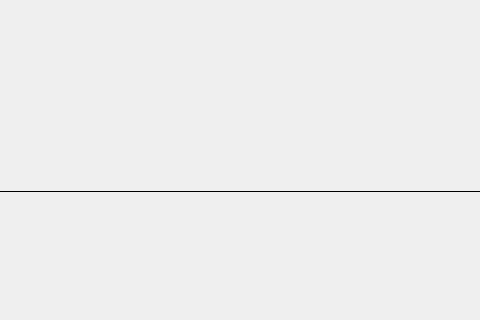
JesseSmul/eye_in_hand_A5, file eye_in_hand_pkg/src/eye_in_hand_pkg/hmi/hmi_window.ui: the form before one commit; both pictures show x 592 to 1072 and y 259 to 579 of the 1231 by 579 pixel window.
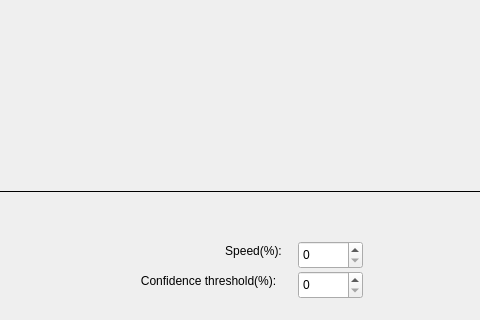
The form after the commit. Icons and pictures are not drawn.

Patch:
```diff
--- a/eye_in_hand_pkg/src/eye_in_hand_pkg/hmi/hmi_window.ui
+++ b/eye_in_hand_pkg/src/eye_in_hand_pkg/hmi/hmi_window.ui
@@ -396,6 +396,67 @@
     <set>Qt::AlignCenter</set>
    </property>
   </widget>
+  <widget class="QDoubleSpinBox" name="doubleSpinBox">
+   <property name="geometry">
+    <rect>
+     <x>890</x>
+     <y>500</y>
+     <width>65</width>
+     <height>28</height>
+    </rect>
+   </property>
+   <property name="decimals">
+    <number>0</number>
+   </property>
+   <property name="maximum">
+    <double>100.000000000000000</double>
+   </property>
+  </widget>
+  <widget class="QDoubleSpinBox" name="doubleSpinBox_2">
+   <property name="geometry">
+    <rect>
+     <x>890</x>
+     <y>530</y>
+     <width>65</width>
+     <height>28</height>
+    </rect>
+   </property>
+   <property name="decimals">
+    <number>0</number>
+   </property>
+  </widget>
+  <widget class="QLabel" name="label_5">
+   <property name="geometry">
+    <rect>
+     <x>810</x>
+     <y>500</y>
+     <width>71</width>
+     <height>20</height>
+    </rect>
+   </property>
+   <property name="text">
+    <string>Speed(%):</string>
+   </property>
+   <property name="alignment">
+    <set>Qt::AlignCenter</set>
+   </property>
+  </widget>
+  <widget class="QLabel" name="label_6">
+   <property name="geometry">
+    <rect>
+     <x>710</x>
+     <y>530</y>
+     <width>181</width>
+     <height>20</height>
+    </rect>
+   </property>
+   <property name="text">
+    <string>Confidence threshold(%):</string>
+   </property>
+   <property name="alignment">
+    <set>Qt::AlignCenter</set>
+   </property>
+  </widget>
  </widget>
  <tabstops>
   <tabstop>calButton</tabstop>
```
